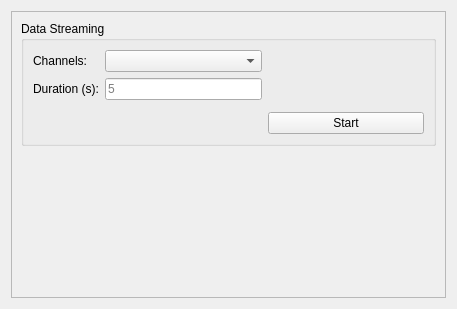
Qt form ui_resources/data_streaming.ui (Tyronitar/rfsoc-interface) before a commit.
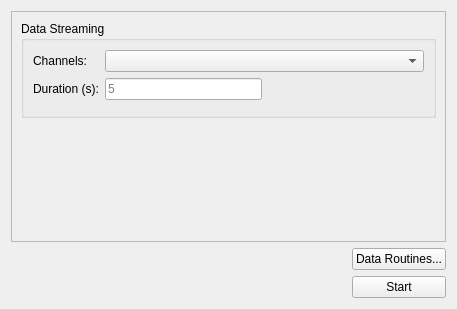
The same form after that commit. Custom widgets are drawn as their Qt base class.

```diff
--- a/ui_resources/data_streaming.ui
+++ b/ui_resources/data_streaming.ui
@@ -14,7 +14,20 @@
    <string>Form</string>
   </property>
   <layout class="QGridLayout" name="gridLayout">
-   <item row="0" column="0">
+   <item row="1" column="0">
+    <spacer name="horizontalSpacer_2">
+     <property name="orientation">
+      <enum>Qt::Orientation::Horizontal</enum>
+     </property>
+     <property name="sizeHint" stdset="0">
+      <size>
+       <width>40</width>
+       <height>20</height>
+      </size>
+     </property>
+    </spacer>
+   </item>
+   <item row="0" column="0" colspan="2">
     <widget class="QScrollArea" name="scrollArea">
      <property name="widgetResizable">
       <bool>true</bool>
@@ -25,7 +38,7 @@
         <x>0</x>
         <y>0</y>
         <width>437</width>
-        <height>289</height>
+        <height>233</height>
        </rect>
       </property>
       <layout class="QVBoxLayout" name="verticalLayout">
@@ -35,20 +48,6 @@
           <string>Data Streaming</string>
          </property>
          <layout class="QGridLayout" name="gridLayout_2" columnstretch="0,0,0">
-          <item row="5" column="2">
-           <widget class="QPushButton" name="start_pushButton">
-            <property name="text">
-             <string>Start</string>
-            </property>
-           </widget>
-          </item>
-          <item row="1" column="0">
-           <widget class="QLabel" name="duration_label">
-            <property name="text">
-             <string>Duration (s):</string>
-            </property>
-           </widget>
-          </item>
           <item row="1" column="1">
            <widget class="QLineEdit" name="duration_lineEdit">
             <property name="placeholderText">
@@ -59,8 +58,12 @@
           <item row="4" column="0" colspan="3">
            <widget class="SaveLocationWidget" name="save_location_widget" native="true"/>
           </item>
-          <item row="0" column="1">
-           <widget class="CheckableComboBox" name="channel_comboBox"/>
+          <item row="1" column="0">
+           <widget class="QLabel" name="duration_label">
+            <property name="text">
+             <string>Duration (s):</string>
+            </property>
+           </widget>
           </item>
           <item row="0" column="0">
            <widget class="QLabel" name="channels_label">
@@ -69,7 +72,7 @@
             </property>
            </widget>
           </item>
-          <item row="0" column="2">
+          <item row="1" column="2">
            <spacer name="horizontalSpacer">
             <property name="orientation">
              <enum>Qt::Orientation::Horizontal</enum>
@@ -82,6 +85,9 @@
             </property>
            </spacer>
           </item>
+          <item row="0" column="1" colspan="2">
+           <widget class="CheckableComboBox" name="channel_comboBox"/>
+          </item>
          </layout>
         </widget>
        </item>
@@ -93,7 +99,7 @@
          <property name="sizeHint" stdset="0">
           <size>
            <width>20</width>
-           <height>0</height>
+           <height>40</height>
           </size>
          </property>
         </spacer>
@@ -102,6 +108,20 @@
      </widget>
     </widget>
    </item>
+   <item row="2" column="1">
+    <widget class="QPushButton" name="start_pushButton">
+     <property name="text">
+      <string>Start</string>
+     </property>
+    </widget>
+   </item>
+   <item row="1" column="1">
+    <widget class="QPushButton" name="data_routines_pushButton">
+     <property name="text">
+      <string>Data Routines...</string>
+     </property>
+    </widget>
+   </item>
   </layout>
  </widget>
  <customwidgets>
```
